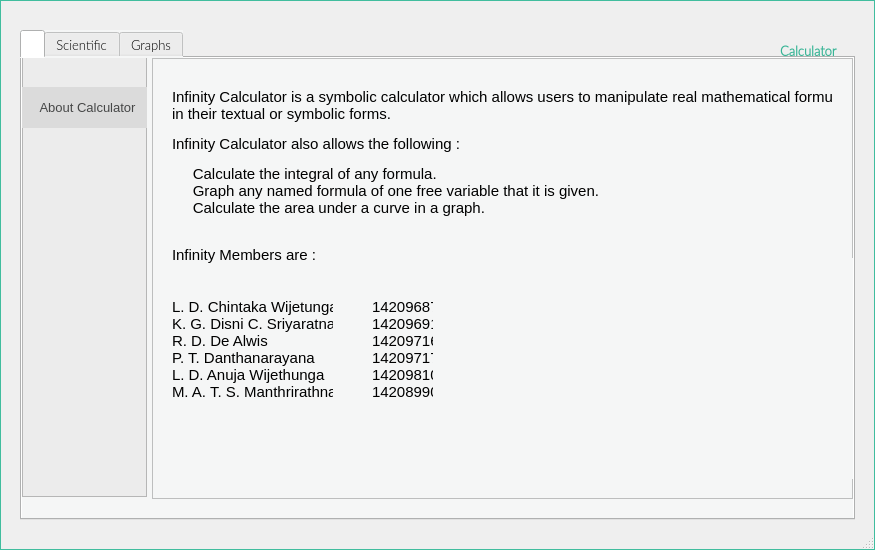
Before: the Qt Designer form mainscreen.ui in rddealwis/Formular_Calculator_and_Integrator, drawn with Qt 5.
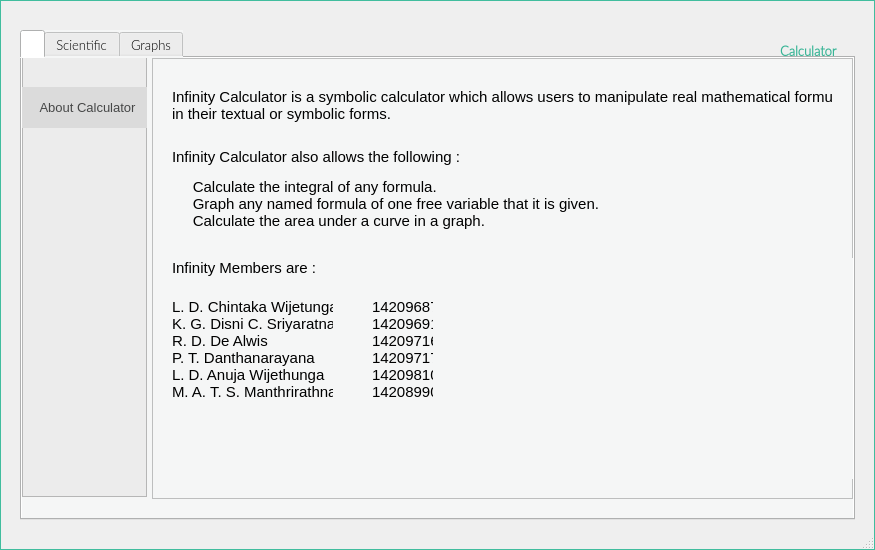
After: the same form once the commit is applied. Icons and pictures are not drawn.

What changed in the file:
```diff
--- a/mainscreen.ui
+++ b/mainscreen.ui
@@ -167,7 +167,7 @@
          <x>20</x>
          <y>30</y>
          <width>661</width>
-         <height>181</height>
+         <height>201</height>
         </rect>
        </property>
        <property name="font">
@@ -178,7 +178,7 @@
         </font>
        </property>
        <property name="text">
-        <string>&lt;html&gt;&lt;head/&gt;&lt;body&gt;&lt;p&gt;&lt;span style=&quot; font-family:'Calibri,sans-serif'; font-size:11pt;&quot;&gt;Infinity Calculator is a symbolic calculator which allows users to manipulate real mathematical formulae &lt;br/&gt;in their textual or symbolic forms. &lt;/span&gt;&lt;/p&gt;&lt;p&gt;&lt;span style=&quot; font-family:'Calibri,sans-serif'; font-size:11pt;&quot;&gt;Infinity Calculator also allows the following : &lt;/span&gt;&lt;/p&gt;&lt;p&gt;&lt;span style=&quot; font-family:'Calibri,sans-serif'; font-size:11pt;&quot;&gt;     Calculate the integral of any formula.&lt;br/&gt;     Graph any named formula of one free variable that it is given.&lt;br/&gt;     Calculate the area under a curve in a graph.&lt;/span&gt;&lt;/p&gt;&lt;p&gt;&lt;span style=&quot; font-family:'Calibri,sans-serif'; font-size:11pt;&quot;&gt;&lt;br/&gt;Infinity Members are :&lt;/span&gt;&lt;/p&gt;&lt;/body&gt;&lt;/html&gt;</string>
+        <string>&lt;html&gt;&lt;head/&gt;&lt;body&gt;&lt;p&gt;&lt;span style=&quot; font-family:'Calibri,sans-serif'; font-size:11pt;&quot;&gt;Infinity Calculator is a symbolic calculator which allows users to manipulate real mathematical formulae &lt;br/&gt;in their textual or symbolic forms. &lt;br/&gt;&lt;/span&gt;&lt;/p&gt;&lt;p&gt;&lt;span style=&quot; font-family:'Calibri,sans-serif'; font-size:11pt;&quot;&gt;Infinity Calculator also allows the following : &lt;/span&gt;&lt;/p&gt;&lt;p&gt;&lt;span style=&quot; font-family:'Calibri,sans-serif'; font-size:11pt;&quot;&gt;     Calculate the integral of any formula.&lt;br/&gt;     Graph any named formula of one free variable that it is given.&lt;br/&gt;     Calculate the area under a curve in a graph.&lt;/span&gt;&lt;/p&gt;&lt;p&gt;&lt;span style=&quot; font-family:'Calibri,sans-serif'; font-size:11pt;&quot;&gt;&lt;br/&gt;Infinity Members are :&lt;/span&gt;&lt;/p&gt;&lt;/body&gt;&lt;/html&gt;</string>
        </property>
        <property name="alignment">
         <set>Qt::AlignLeading|Qt::AlignLeft|Qt::AlignTop</set>
```
Left out of the diff: 6 changed lines with no effect on the pictures.
